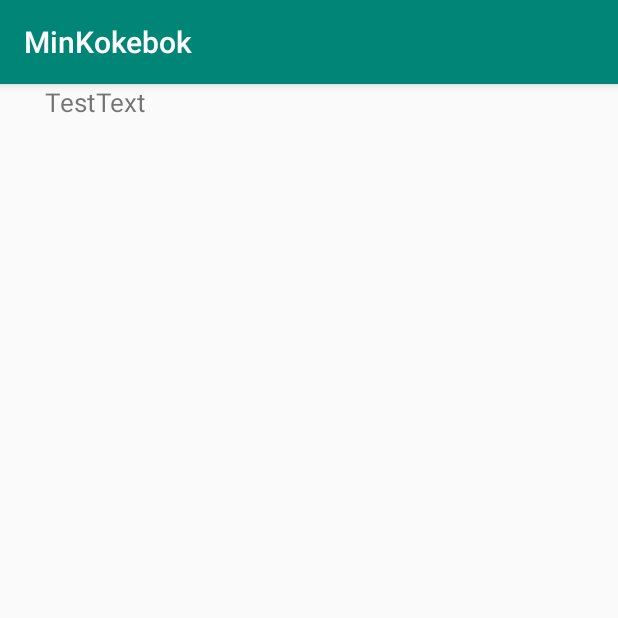
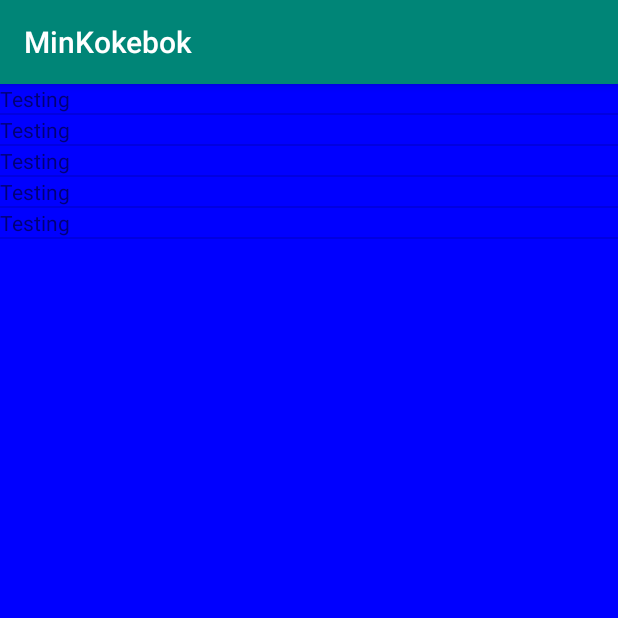
Before and after one commit to Mariusrb/Mobilprogrammering_Prosjekt, an Android app: the MainActivity screen opened directly, with no data from a screen before it, on a phone screen of 412 x 824 dp, the top half of it. Run offline under Robolectric (Android 15) with nearby library versions, the phone set to English and light mode, and no system bars.

Commit message:
added adapter and a listview
Added a simple adapter and a listview to continue work on

```diff
--- /dev/null
+++ b/app/src/main/java/no/hiof/mariusrb/minkokebok/Adapter/RecipeAdapter.kt
@@ -0,0 +1,38 @@
+package no.hiof.mariusrb.minkokebok.Adapter
+
+import android.content.Context
+import android.view.View
+import android.view.ViewGroup
+import android.widget.BaseAdapter
+import android.widget.TextView
+
+class RecipeAdapter(context: Context) : BaseAdapter() {
+
+    private val mContext: Context
+
+    init {
+        this.mContext = context
+    }
+
+
+
+    override fun getCount(): Int {
+        return 5
+    }
+
+    override fun getItemId(position: Int): Long {
+        return position.toLong()
+    }
+
+    override fun getItem(position: Int): Any {
+        return "Test string"
+    }
+
+    //render each row
+    override fun getView(position: Int, convertView: View?, parent: ViewGroup?): View {
+        val textView = TextView(mContext)
+        textView.text = "Testing"
+        return textView
+    }
+
+}
--- a/app/src/main/java/no/hiof/mariusrb/minkokebok/LoginScreen.kt
+++ b/app/src/main/java/no/hiof/mariusrb/minkokebok/LoginScreen.kt
@@ -15,7 +15,7 @@ class LoginScreen : AppCompatActivity() {
 
     fun loginButton(view: View) {
         //TODO: Add firebase connection for handling users
-        val changePage = Intent(this, RecipeListFragment::class.java)
+        val changePage = Intent(this, MainActivity::class.java)
         startActivity(changePage)
     }
 
--- a/app/src/main/java/no/hiof/mariusrb/minkokebok/MainActivity.kt
+++ b/app/src/main/java/no/hiof/mariusrb/minkokebok/MainActivity.kt
@@ -1,13 +1,21 @@
 package no.hiof.mariusrb.minkokebok
 
+import android.graphics.Color
 import androidx.appcompat.app.AppCompatActivity
 import android.os.Bundle
+import android.widget.ListView
+import no.hiof.mariusrb.minkokebok.Adapter.RecipeAdapter
 
 class MainActivity : AppCompatActivity() {
 
     override fun onCreate(savedInstanceState: Bundle?) {
         super.onCreate(savedInstanceState)
         setContentView(R.layout.activity_main)
+
+        val listView = findViewById<ListView>(R.id.main_recipe_list)
+        listView.setBackgroundColor(Color.BLUE)
+
+        listView.adapter = RecipeAdapter(this)
     }
 
 }
--- a/app/src/main/res/layout/activity_main.xml
+++ b/app/src/main/res/layout/activity_main.xml
@@ -1,21 +1,14 @@
 <?xml version="1.0" encoding="utf-8"?>
-<RelativeLayout xmlns:android="http://schemas.android.com/apk/res/android"
+<androidx.constraintlayout.widget.ConstraintLayout xmlns:android="http://schemas.android.com/apk/res/android"
     xmlns:app="http://schemas.android.com/apk/res-auto"
     xmlns:tools="http://schemas.android.com/tools"
     android:layout_width="match_parent"
     android:layout_height="match_parent"
     tools:context=".MainActivity">
 
-    <androidx.recyclerview.widget.RecyclerView
+    <ListView
+        android:id="@+id/main_recipe_list"
         android:layout_width="match_parent"
-        android:layout_height="match_parent"
-        />
 
-    <TextView
-        android:id="@+id/textView3"
-        android:layout_width="wrap_content"
-        android:layout_height="wrap_content"
-        android:text="TestText"
-        android:layout_marginLeft="30dp"
-        android:textSize="17sp"/>
-</RelativeLayout>
+        android:layout_height="match_parent" />
+</androidx.constraintlayout.widget.ConstraintLayout>
```
